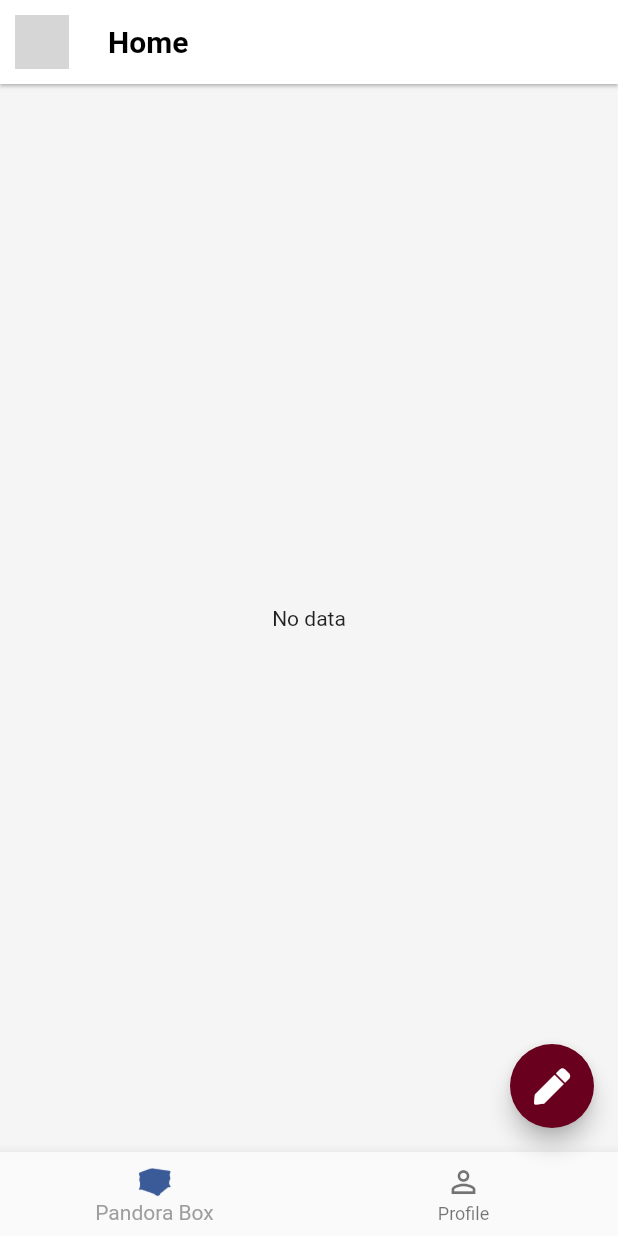
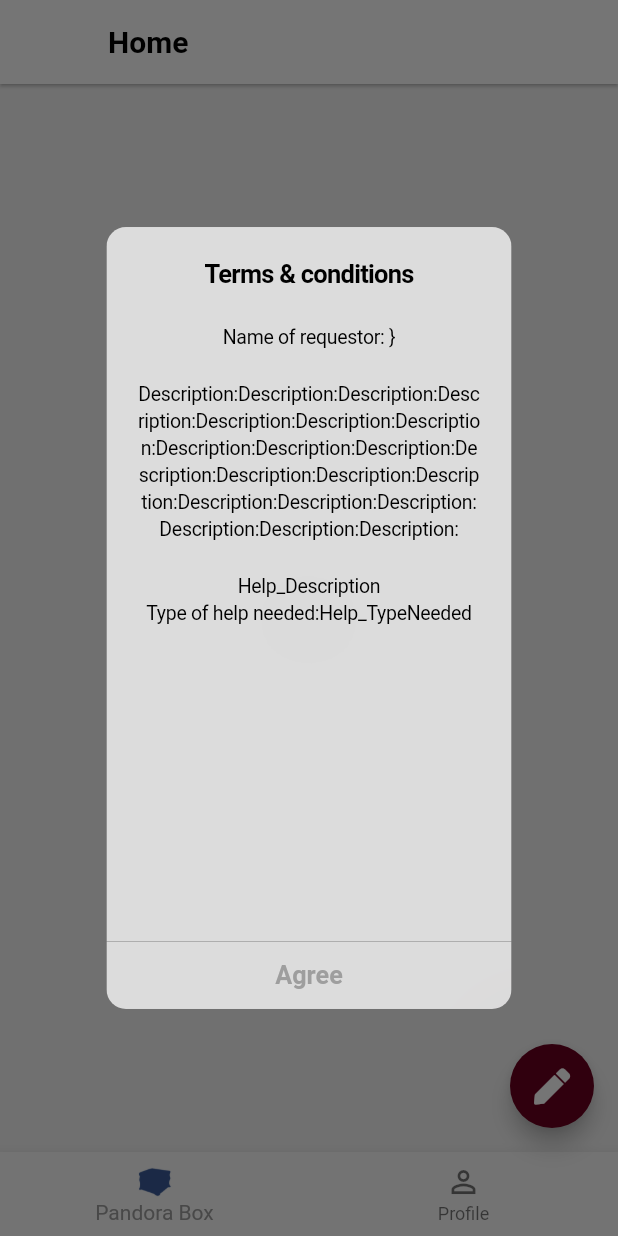
Before and after one commit to mmsoftware100/pandora_flutter_mobile, a Flutter app: the HomeScreen screen opened directly, on a phone screen of 412 x 824 dp. Run offline on Flutter 3.47's test engine with Material 2 defaults, Android fonts, the phone set to English and light mode, and no system bars; drawn by our look-alikes of pull_to_refresh; our stand-ins replace cached_network_image, card_loading, connectivity, dartz, dio, equatable and 8 more; missing offline and left inert: bottom_sheet, dart:ffi; accounts and stored records are empty; network calls fail; grey boxes are pictures that could not be loaded.

Commit message:
terms and report button add

```diff
--- a/lib/view/pages/home_page.dart
+++ b/lib/view/pages/home_page.dart
@@ -55,25 +55,63 @@ class _HomeScreenState extends State<HomeScreen> {
   //   print("userName is "+userName!);
   // }
 
-  _showDialog(BuildContext context){
+   _termsAndConditionAgreementDialog(BuildContext context){
     showDialog(
         context: context,
         builder: (BuildContext context) => CupertinoAlertDialog(
-          title: new Text("Log out"),
-          content: new Text("Do you quit ?"),
+          title: new Text("Terms & conditions"),
+          content: Container(
+            height: MediaQuery.of(context).size.height * 0.5,
+            width: 300,
+            child: SingleChildScrollView(
+              child: Column(
+                crossAxisAlignment: CrossAxisAlignment.stretch,
+                children: <Widget>[
+                  SizedBox(
+                    height: 20,
+                  ),
+                  Text(
+                      'Name of requestor: }'
+                  ),
+                  SizedBox(
+                    height: 20,
+                  ),
+                  Text(
+                    'Description:' * 20,
+                  ),
+                  SizedBox(
+                    height: 20,
+                  ),
+                  Text(
+                    'Help_Description',
+                  ),
+                  Text(
+                    'Type of help needed:Help_TypeNeeded',
+                  )
+                ],
+              ),
+            ),
+          ),
           actions: <Widget>[
+            /*
             CupertinoDialogAction(
               isDefaultAction: true,
               child: Text("Yes"),
               onPressed: ()async{
+
                 await Provider.of<SharedPreferenceProvider>(context,listen: false).saveUserNameAndPassword("", "");
                 Provider.of<UserProvider>(context,listen: false).userClear();
                 Navigator.pushAndRemoveUntil(context, MaterialPageRoute(builder: (context)=> SplashScreen(title: "")), (route) => false);
               },
             ),
+
+             */
             CupertinoDialogAction(
-              child: Text("No"),
-              onPressed: (){
+              isDefaultAction: true,
+              child: Text("Agree"),
+              onPressed: ()async{
+                await Provider.of<SharedPreferenceProvider>(context,listen:  false).saveTermsAndConditionAgreement();
+
                 Navigator.pop(context);
               },
             )
@@ -81,6 +119,7 @@ class _HomeScreenState extends State<HomeScreen> {
         )
     );
   }
+
 
   @override
   void initState() {
@@ -92,6 +131,7 @@ class _HomeScreenState extends State<HomeScreen> {
 
   @override
   Widget build(BuildContext context) {
+    Provider.of<SharedPreferenceProvider>(context,listen:  true).termsAndConditionAgree == false ? Future.delayed(Duration.zero, () => _termsAndConditionAgreementDialog(context)):null;
     return Scaffold(
       appBar: AppBar(
         elevation: 1,
```
Also changed, not shown: lib/providers/shared_preference_provider.dart (+11 -1 lines), lib/view/widgets/post_widget.dart (+38 -3 lines).
